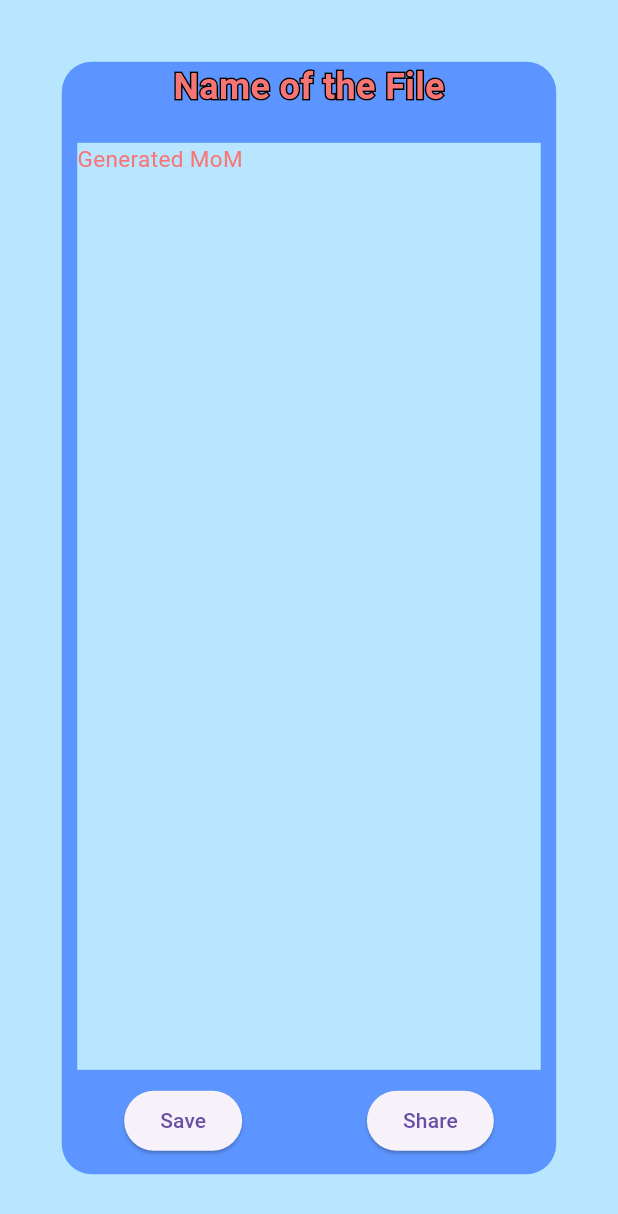
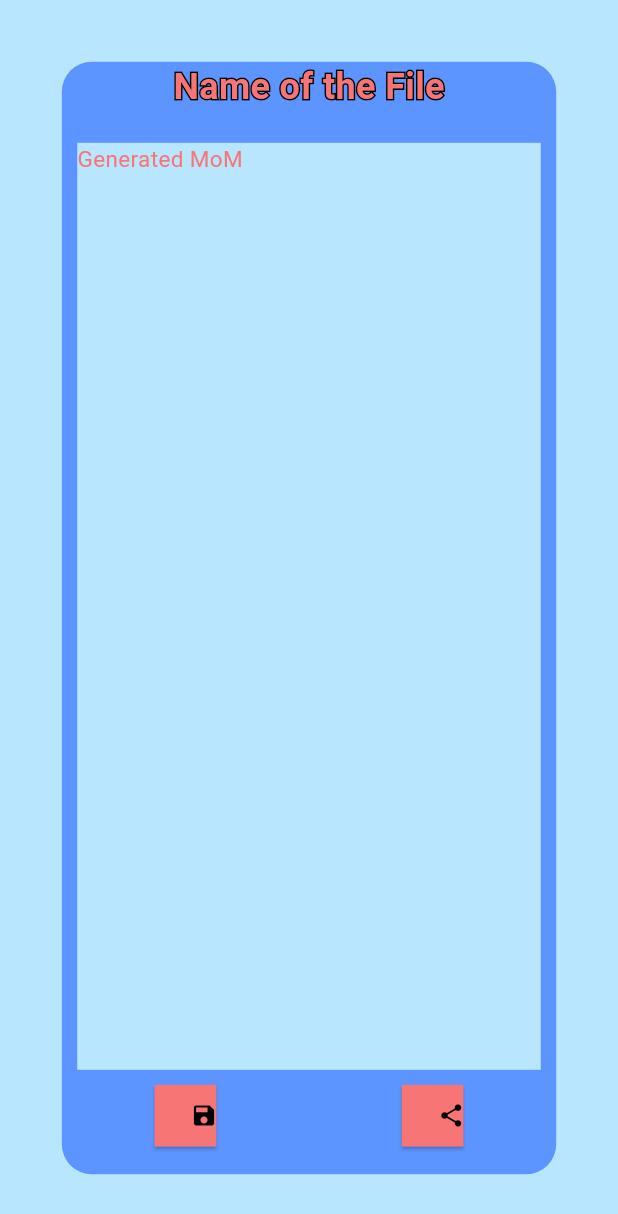
Before and after one commit to MKDev121/Smart_Meeting_Recorder, a Flutter app: the screen it shows after launch, on a phone screen of 412 x 824 dp. Shown: the top 1214 px of the screen. Run offline on Flutter 3.47's test engine with Material 3 defaults, Android fonts, the phone set to English and light mode, and no system bars.

Commit message:
Added save and share buttons with icons to the MoM page

```diff
--- a/smart_recorder/lib/Pages/MOMpage.dart
+++ b/smart_recorder/lib/Pages/MOMpage.dart
@@ -70,17 +70,49 @@ class MomPage extends StatelessWidget {
               Row(
                 mainAxisAlignment: MainAxisAlignment.spaceAround,
                 children: [
-                  ElevatedButton(
-                    onPressed: () {
-                      // Add your action here
-                    },
-                    child: Text('Save'),
+                  SizedBox(
+                    height: screenHeight * 0.05,
+                    width: screenHeight * 0.05,
+                    child: ElevatedButton(// Save button
+                      style: ElevatedButton.styleFrom(
+                        backgroundColor: Color(0xffF87575),
+                        shape: RoundedRectangleBorder(
+                          borderRadius: BorderRadius.circular(0),
+                        ),
+                      ),
+                      onPressed: () {
+                        // Save button code here
+                      },
+                      child: Align(
+                        alignment: Alignment.center,
+                        child: Icon(
+                          Icons.save,
+                          color: Colors.black,
+                        ),
+                      ),
+                    ),
                   ),
-                  ElevatedButton(
-                    onPressed: () {
-                      // Add your action here
-                    },
-                    child: Text('Share'),
+                  SizedBox(
+                    height: screenHeight * 0.05,
+                    width: screenHeight * 0.05,
+                    child: ElevatedButton(// Share button
+                      style: ElevatedButton.styleFrom(
+                        backgroundColor: Color(0xffF87575),
+                        shape: RoundedRectangleBorder(
+                          borderRadius: BorderRadius.circular(0),
+                        ),
+                      ),
+                      onPressed: () {
+                        // Share button code here
+                      },
+                      child: Align(
+                        alignment: Alignment.center,
+                        child: Icon(
+                          Icons.share,
+                          color: Colors.black,
+                        ),
+                      ),
+                    ),
                   ),
                 ],
               )
```
